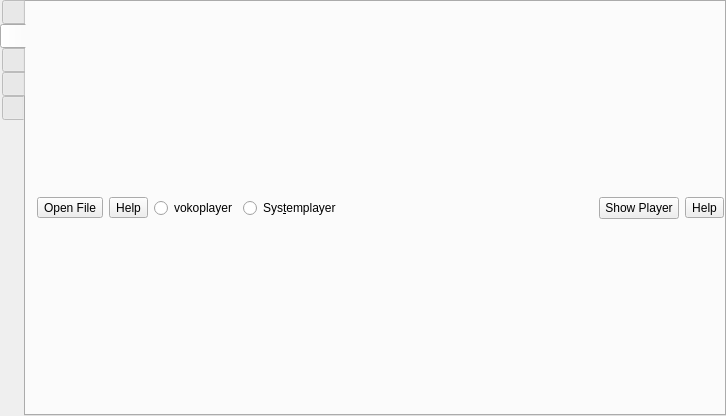
First picture: the form in src/formMainWindow.ui, repository vkohaupt/vokoscreenNG, before the edit.
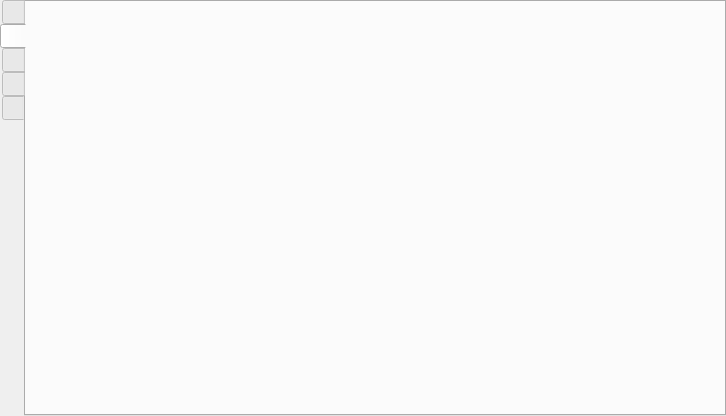
Second picture: the form after the edit. The open tabs and pages were chosen to show the change. Icons and pictures are not drawn.

The edit to the form file:
```diff
--- a/src/formMainWindow.ui
+++ b/src/formMainWindow.ui
@@ -1885,7 +1885,7 @@
        <attribute name="toolTip">
         <string>Player</string>
        </attribute>
-       <layout class="QVBoxLayout" name="verticalLayoutTabSidebarPlayer" stretch="0">
+       <layout class="QVBoxLayout" name="verticalLayoutTabSidebarPlayer" stretch="">
         <property name="spacing">
          <number>9</number>
         </property>
@@ -1898,82 +1898,6 @@
         <property name="bottomMargin">
          <number>0</number>
         </property>
-        <item>
-         <widget class="QWidget" name="widgetToolBar" native="true">
-          <layout class="QHBoxLayout" name="horizontalLayout_32">
-           <property name="leftMargin">
-            <number>0</number>
-           </property>
-           <property name="topMargin">
-            <number>0</number>
-           </property>
-           <property name="rightMargin">
-            <number>0</number>
-           </property>
-           <property name="bottomMargin">
-            <number>0</number>
-           </property>
-           <item>
-            <widget class="QToolButton" name="toolButtonOpenFile">
-             <property name="toolTip">
-              <string>Open File</string>
-             </property>
-             <property name="text">
-              <string notr="true">Open File</string>
-             </property>
-            </widget>
-           </item>
-           <item>
-            <widget class="QToolButton" name="toolButtonHelpPlayer_2">
-             <property name="text">
-              <string notr="true">Help</string>
-             </property>
-            </widget>
-           </item>
-           <item>
-            <widget class="QRadioButton" name="radioButtonVokoPlayer">
-             <property name="text">
-              <string notr="true">vokoplayer</string>
-             </property>
-            </widget>
-           </item>
-           <item>
-            <widget class="QRadioButton" name="radioButtonSystemPlayer">
-             <property name="text">
-              <string>Sys&amp;templayer</string>
-             </property>
-            </widget>
-           </item>
-           <item>
-            <spacer name="horizontalSpacer_15">
-             <property name="orientation">
-              <enum>Qt::Horizontal</enum>
-             </property>
-             <property name="sizeHint" stdset="0">
-              <size>
-               <width>40</width>
-               <height>20</height>
-              </size>
-             </property>
-            </spacer>
-           </item>
-           <item>
-            <widget class="QPushButton" name="pushButtonShowPlayer">
-             <property name="text">
-              <string>Show Player</string>
-             </property>
-            </widget>
-           </item>
-           <item>
-            <widget class="QToolButton" name="toolButtonHelpPlayer">
-             <property name="text">
-              <string notr="true">Help</string>
-             </property>
-            </widget>
-           </item>
-          </layout>
-         </widget>
-        </item>
        </layout>
       </widget>
       <widget class="QWidget" name="tabSidebarScreenshot">
```
Left out of the diff: 2 changed lines with no effect on the pictures.
